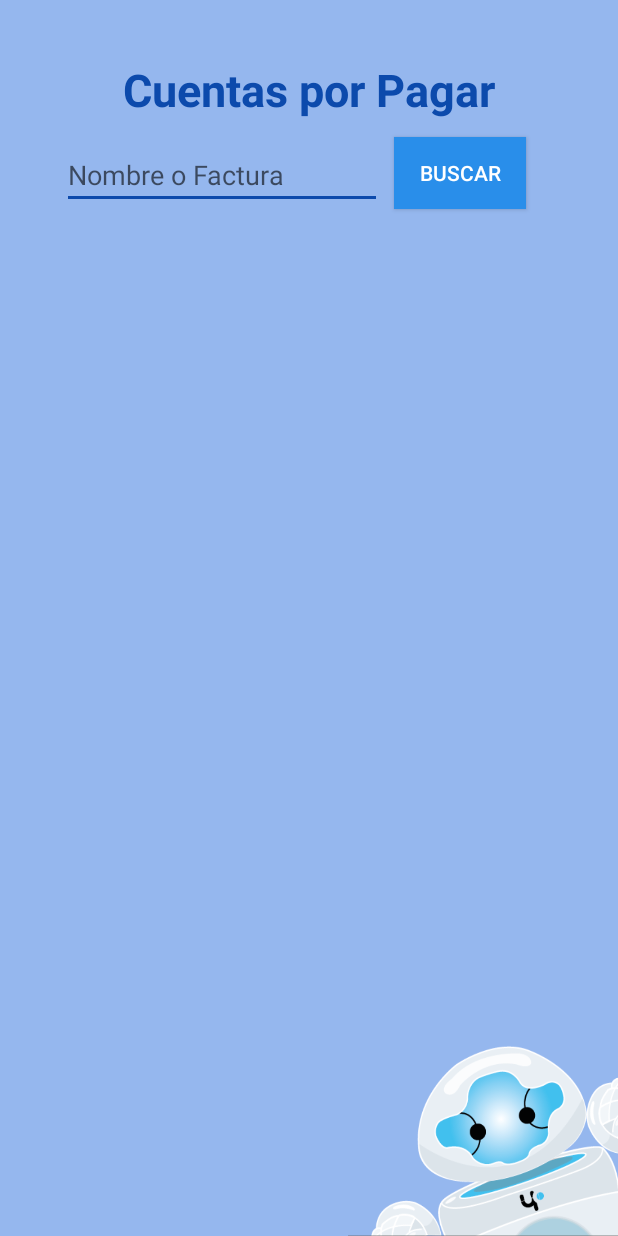
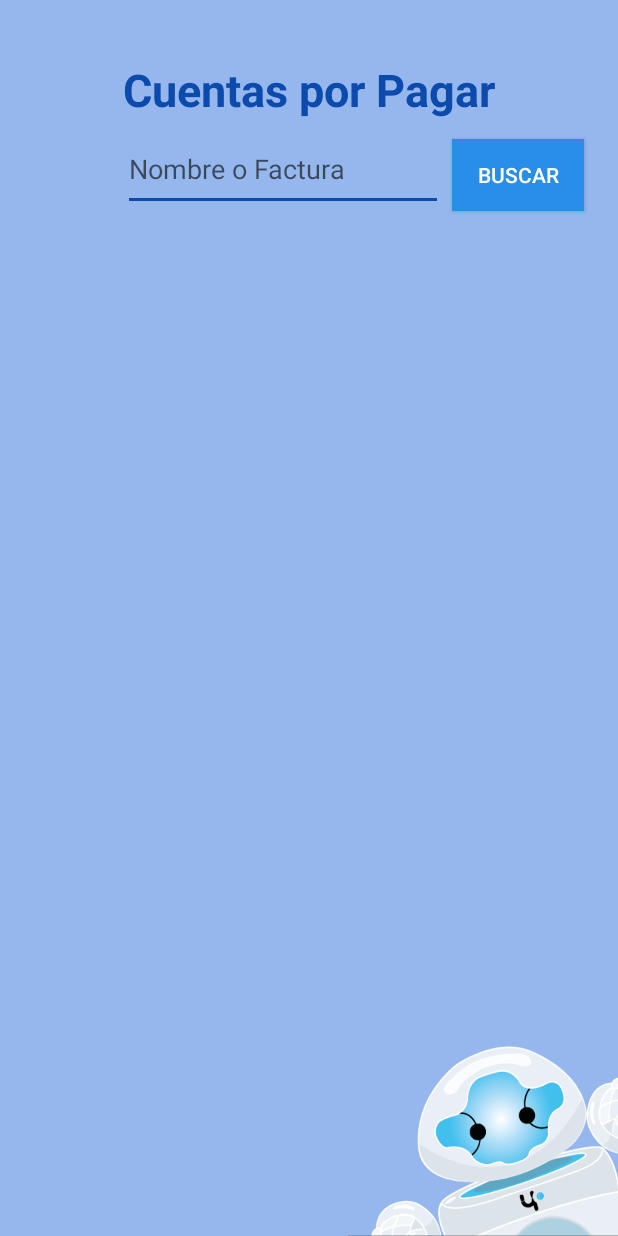
Before and after one commit to Sleyter28/MP-Mobile, an Android app: the layout frag_cxp.xml on its own in the app's theme, with its tools: preview values and no code run, on a phone screen of 412 x 824 dp. Run offline under Robolectric (Android 15) with nearby library versions, the phone set to English and light mode, and no system bars.

Commit message:
New commit

```diff
--- a/MarketPymes/app/src/main/res/layout/frag_cxp.xml
+++ b/MarketPymes/app/src/main/res/layout/frag_cxp.xml
@@ -17,35 +17,8 @@
         android:layout_marginTop="39dp"
         android:textStyle="normal|bold"
         tools:ignore="HardcodedText"
-        android:textColor="@color/colorAccent" />
-
-    <EditText
-        android:layout_width="wrap_content"
-        android:layout_height="wrap_content"
-        android:inputType="textPersonName"
-        android:ems="10"
-        android:layout_marginTop="94dp"
-        android:id="@+id/editText"
-        tools:ignore="UnknownIdInLayout"
-        android:layout_below="@+id/textView"
-        android:layout_alignParentLeft="true"
-        android:layout_alignParentStart="true"
-        android:layout_marginLeft="41dp"
-        android:layout_marginStart="41dp"
-        android:hint="@string/nameCod" />
-
-    <Button
-        android:text="@string/btnSearch"
-        android:layout_width="wrap_content"
-        android:layout_height="wrap_content"
-        android:layout_alignBottom="@+id/editText"
-        android:layout_toRightOf="@+id/editText"
-        android:layout_toEndOf="@+id/editText"
-        android:layout_marginLeft="8dp"
-        android:layout_marginStart="8dp"
-        android:id="@+id/button2"
-        style="@style/Widget.AppCompat.Button.Colored"
-        android:background="@color/background" />
+        android:textColor="@color/colorAccent"
+        android:id="@+id/lblCxP" />
 
     <ImageView
         android:layout_width="180sp"
@@ -55,8 +28,36 @@
         android:scaleType="fitXY"
         android:maxHeight="@android:dimen/app_icon_size"
         android:maxWidth="@android:dimen/app_icon_size"
+        tools:ignore="ContentDescription"
         android:layout_alignParentBottom="true"
         android:layout_alignParentRight="true"
         android:layout_alignParentEnd="true" />
 
+    <EditText
+        android:layout_width="wrap_content"
+        android:layout_height="wrap_content"
+        android:inputType="textPersonName"
+        android:ems="10"
+        android:id="@+id/txtNoF"
+        android:paddingBottom="16dp"
+        android:paddingTop="20dp"
+        tools:ignore="RtlHardcoded,UnknownIdInLayout"
+        android:hint="@string/nameCod"
+        android:layout_below="@+id/lblCxP"
+        android:layout_alignLeft="@+id/lblCxP"
+        android:layout_alignStart="@+id/lblCxP"/>
+
+    <Button
+        android:text="@string/btnSearch"
+        android:layout_width="wrap_content"
+        android:layout_height="wrap_content"
+        android:layout_alignBottom="@+id/txtNoF"
+        android:layout_toRightOf="@+id/txtNoF"
+        android:layout_toEndOf="@+id/txtNoF"
+        android:layout_marginLeft="6dp"
+        android:layout_marginStart="6dp"
+        android:id="@+id/btnSearch"
+        style="@style/Widget.AppCompat.Button.Colored"
+        android:background="@color/background" />
+
 </RelativeLayout>
--- a/MarketPymes/app/src/main/res/layout/frag_home.xml
+++ b/MarketPymes/app/src/main/res/layout/frag_home.xml
@@ -57,12 +57,13 @@
         android:layout_below="@+id/lblCredit"
         android:layout_centerHorizontal="true" />
 
-    <com.github.mikephil.charting.charts.LineChart
+    <com.github.mikephil.charting.charts.BarChart
         android:id="@+id/graf1"
         android:layout_width="match_parent"
         android:layout_height="250sp"
         android:layout_alignParentBottom="true"
         android:layout_alignParentLeft="true"
-        android:layout_alignParentStart="true"/>
+        android:layout_alignParentStart="true"
+        android:layout_marginBottom="21dp" />
 
 </RelativeLayout>
--- a/MarketPymes/app/src/main/res/layout/main_activity.xml
+++ b/MarketPymes/app/src/main/res/layout/main_activity.xml
@@ -110,8 +110,7 @@
         app:srcCompat="@drawable/logo_mp_two"
         android:id="@+id/imageView"
         android:layout_alignParentTop="true"
-        android:layout_alignParentRight="true"
-        android:layout_alignParentEnd="true" />
+        android:layout_centerInParent="true" />
 
 
 </RelativeLayout>
--- a/MarketPymes/app/src/main/res/menu/main_menu.xml
+++ b/MarketPymes/app/src/main/res/menu/main_menu.xml
@@ -1,7 +1,5 @@
 <?xml version="1.0" encoding="utf-8"?>
 <menu xmlns:android="http://schemas.android.com/apk/res/android">
 
-    <item android:id="@+id/menu_item_1" android:title="Menu item 1" />
-    <item android:id="@+id/menu_item_2" android:title="Menu item 2" />
-    <item android:id="@+id/menu_item_3" android:title="Menu item 3" />
+    <item android:id="@+id/menu_item_1" android:title="Log Out" />
 </menu>
```
Also changed, not shown: MarketPymes/app/src/main/java/com/example/sleyterangulo/marketpymes/fragment/Fragment1.java (+31 -22 lines), MarketPymes/app/src/main/res/layout/frag_cierre.xml (+4 -4 lines), MarketPymes/app/src/main/res/layout/frag_cxc.xml (+28 -27 lines), MarketPymes/app/src/main/res/layout/frag_facturacion.xml (+44 -38 lines), MarketPymes/app/src/main/res/layout/fragment_inventarios.xml (+20 -21 lines), MarketPymes/app/src/main/res/drawable/logo_mp_two.png, MarketPymes/app/src/main/res/drawable/logo_mp_two1.png (added), MarketPymes/app/src/main/res/drawable/logo_mp_two2.png (added).
